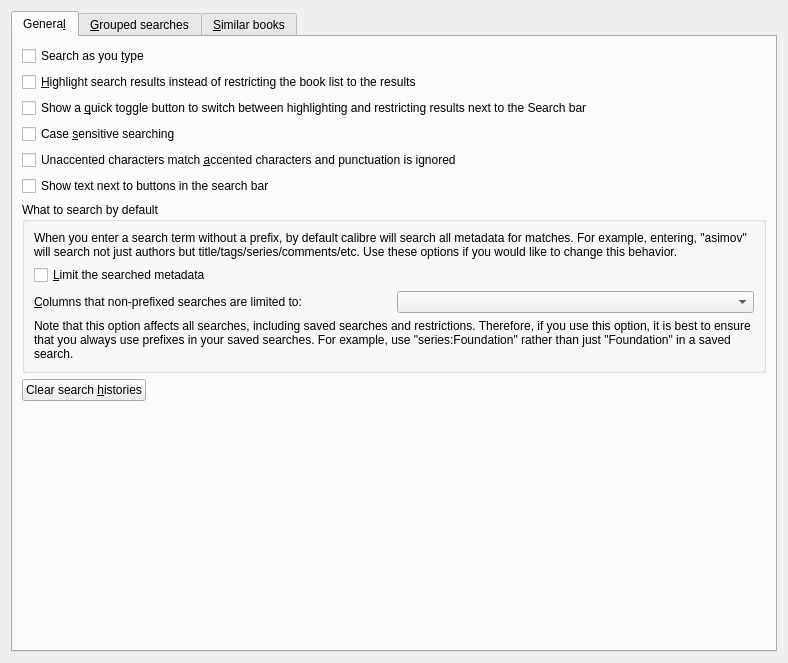
Old version of the form src/calibre/gui2/preferences/search.ui in the repository debian-calibre/calibre.
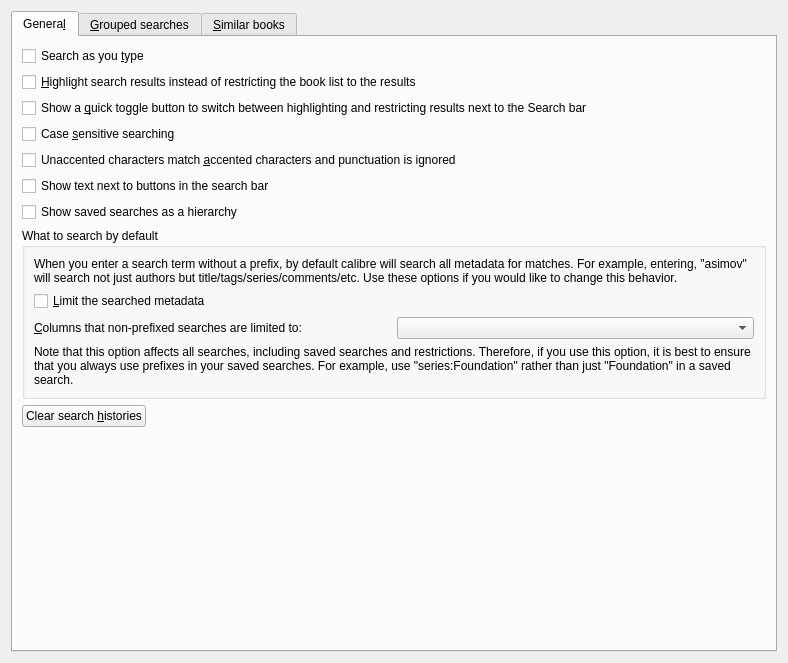
New version of the form. Icons and pictures are not drawn. Custom widgets are drawn as their Qt base class.

```diff
--- a/src/calibre/gui2/preferences/search.ui
+++ b/src/calibre/gui2/preferences/search.ui
@@ -147,6 +147,19 @@
          </property>
         </widget>
        </item>
+       <item row="6" column="0">
+        <widget class="QCheckBox" name="opt_saved_search_menu_is_hierarchical">
+         <property name="text">
+          <string>Show saved searches as a hierarchy</string>
+         </property>
+         <property name="toolTip">
+          <string>&lt;p&gt;Hierarchical items are separated by periods.
+                  Changing this box will also change the 'Saved Searches' box
+                  in Preferences / Look &amp; feel / Tag browser /
+                  Hierarchy and searching&lt;/p&gt;</string>
+         </property>
+        </widget>
+       </item>
       </layout>
      </widget>
      <widget class="QWidget" name="tab_2">
```
